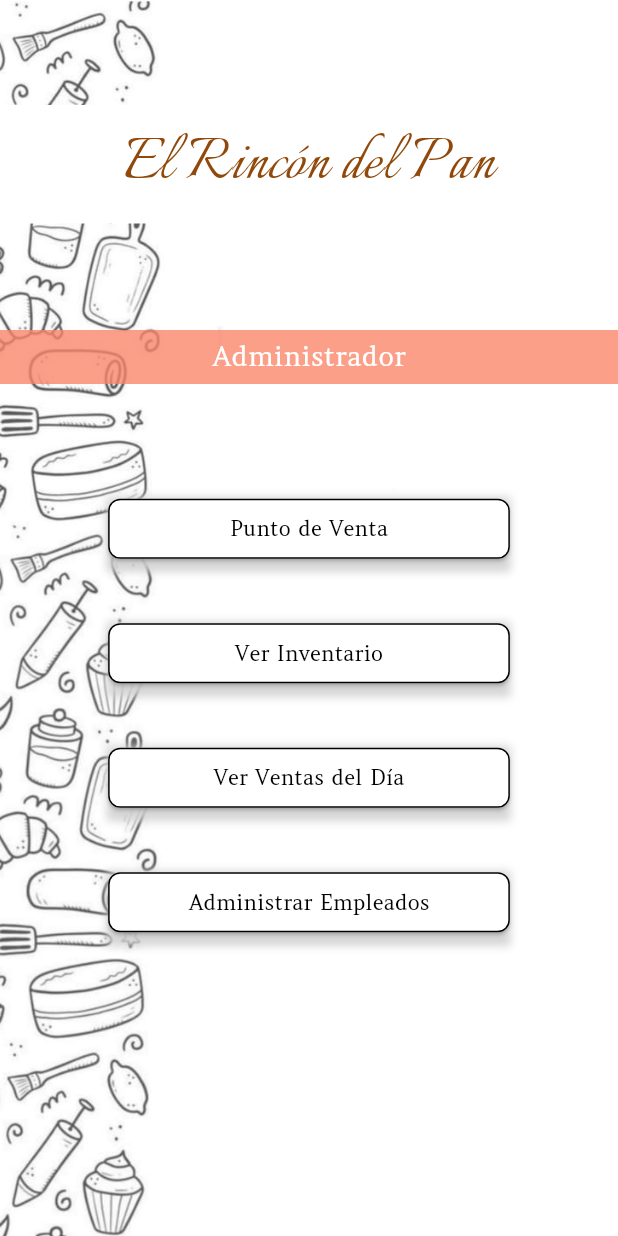
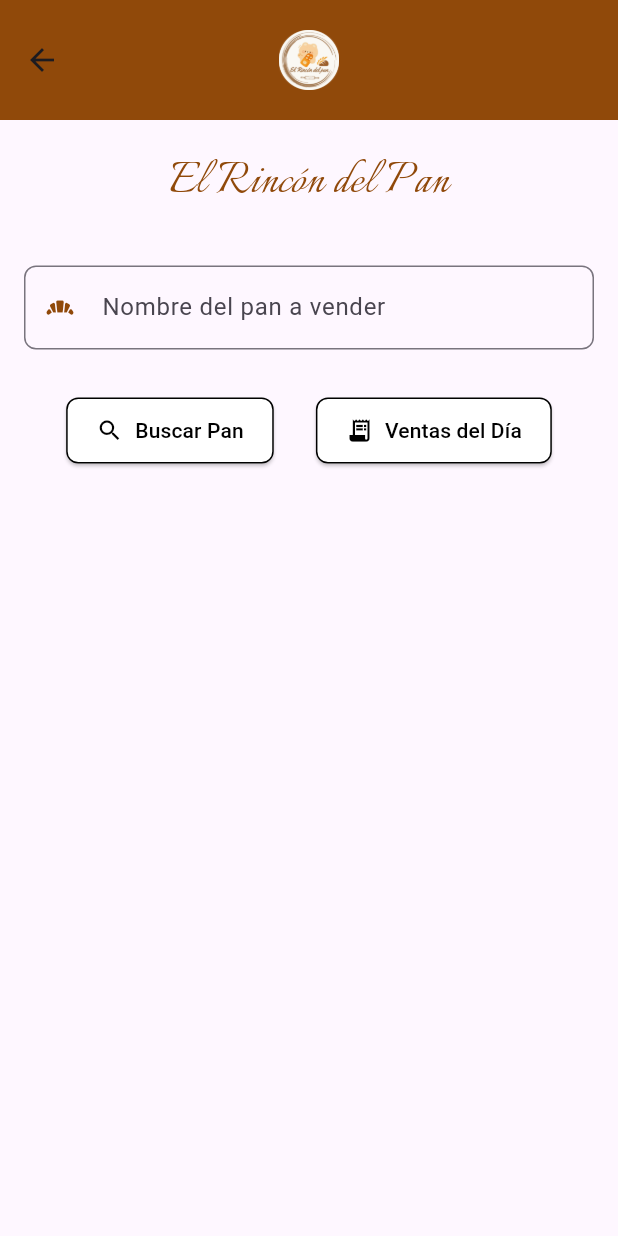
Before and after one commit to LitzyDiaz0/App_Panaderia, a Flutter app: the AdminPage screen opened directly, after a tap on "Punto de Venta", on a phone screen of 412 x 824 dp. Run offline on Flutter 3.47's test engine with Material 3 defaults, Android fonts, the phone set to English and light mode, and no system bars.

Commit message:
creacion de pagina punto de ventas hasta los 2 botones

```diff
--- a/lib/pages/admnprinc.dart
+++ b/lib/pages/admnprinc.dart
@@ -1,4 +1,5 @@
 import 'package:flutter/material.dart';
+import './puntoventa.dart';
 
 class AdminPage extends StatelessWidget {
   const AdminPage({super.key});
@@ -81,6 +82,12 @@ class AdminPage extends StatelessWidget {
                       child: ElevatedButton(
                         onPressed: () {
                           // Lógica para Punto de Venta
+                          Navigator.pushReplacement(
+                            context,
+                            MaterialPageRoute(
+                              builder: (context) => const PuntoDeVentaPage(),
+                            ),
+                          );
                         },
                         style: ElevatedButton.styleFrom(
                           backgroundColor: Colors.white,
--- /dev/null
+++ b/lib/pages/puntoventa.dart
@@ -0,0 +1,124 @@
+import 'package:flutter/material.dart';
+import './admnprinc.dart';
+
+class PuntoDeVentaPage extends StatelessWidget {
+  const PuntoDeVentaPage({super.key});
+
+  @override
+  Widget build(BuildContext context) {
+    return Scaffold(
+      appBar: AppBar(
+        backgroundColor: const Color.fromRGBO(144, 73, 10, 1), // Color café
+        leading: IconButton(
+          icon: const Icon(Icons.arrow_back), // Flecha para volver
+          onPressed: () {
+            // Navegar hacia atrás
+            Navigator.pushReplacement(
+              context,
+              MaterialPageRoute(
+                builder: (context) => const AdminPage(),
+              ),
+            );
+          },
+        ),
+        title: Image.asset(
+          'assets/img/logo.png', // Logo en el centro
+          height: 40,
+        ),
+        centerTitle: true,
+        toolbarHeight: 80, // Aumentar la altura para diseño
+      ),
+      body: Padding(
+        padding: const EdgeInsets.all(16.0),
+        child: Column(
+          crossAxisAlignment: CrossAxisAlignment.center,
+          children: [
+            // Título debajo del encabezado
+            const Text(
+              'El Rincón del Pan',
+              style: TextStyle(
+                fontSize: 36,
+                fontFamily: 'Italianno',
+                color: Color.fromRGBO(144, 73, 10, 1),
+              ),
+              textAlign: TextAlign.center,
+            ),
+            const SizedBox(height: 30),
+            // Input para buscar pan
+            TextField(
+              decoration: InputDecoration(
+                labelText: 'Nombre del pan a vender',
+                prefixIcon: const Icon(
+                  Icons.bakery_dining, // Icono de pan
+                  color: Color.fromRGBO(144, 73, 10, 1),
+                ),
+                border: OutlineInputBorder(
+                  borderRadius: BorderRadius.circular(8.0),
+                ),
+              ),
+            ),
+            const SizedBox(height: 30),
+            // Botones en la misma fila
+            Row(
+              mainAxisAlignment: MainAxisAlignment.spaceEvenly,
+              children: [
+                // Botón Buscar Pan
+                ElevatedButton.icon(
+                  onPressed: () {
+                    // Lógica para buscar pan
+                  },
+                  style: ElevatedButton.styleFrom(
+                    backgroundColor: Colors.white,
+                    padding: const EdgeInsets.symmetric(
+                        vertical: 12, horizontal: 20),
+                    shape: RoundedRectangleBorder(
+                      borderRadius: BorderRadius.circular(8),
+                      side: const BorderSide(
+                        color: Colors.black, // Borde negro
+                        width: 1,
+                      ),
+                    ),
+                  ),
+                  icon: const Icon(
+                    Icons.search, // Icono de lupa
+                    color: Colors.black,
+                  ),
+                  label: const Text(
+                    'Buscar Pan',
+                    style: TextStyle(color: Colors.black),
+                  ),
+                ),
+                // Botón Ventas del Día
+                ElevatedButton.icon(
+                  onPressed: () {
+                    // Lógica para ver ventas del día
+                  },
+                  style: ElevatedButton.styleFrom(
+                    backgroundColor: Colors.white,
+                    padding: const EdgeInsets.symmetric(
+                        vertical: 12, horizontal: 20),
+                    shape: RoundedRectangleBorder(
+                      borderRadius: BorderRadius.circular(8),
+                      side: const BorderSide(
+                        color: Colors.black, // Borde negro
+                        width: 1,
+                      ),
+                    ),
+                  ),
+                  icon: const Icon(
+                    Icons.receipt_long, // Icono para ventas
+                    color: Colors.black,
+                  ),
+                  label: const Text(
+                    'Ventas del Día',
+                    style: TextStyle(color: Colors.black),
+                  ),
+                ),
+              ],
+            ),
+          ],
+        ),
+      ),
+    );
+  }
+}
--- a/pubspec.yaml
+++ b/pubspec.yaml
@@ -30,6 +30,7 @@ flutter:
     - assets/img/logo.png
     - assets/img/fondo.jpg
     - assets/img/fondo2.jpeg
+    - assets/img/panico.png
 
   fonts:
     - family: Aleo
```
Also changed, not shown: assets/img/panico.png (added).
